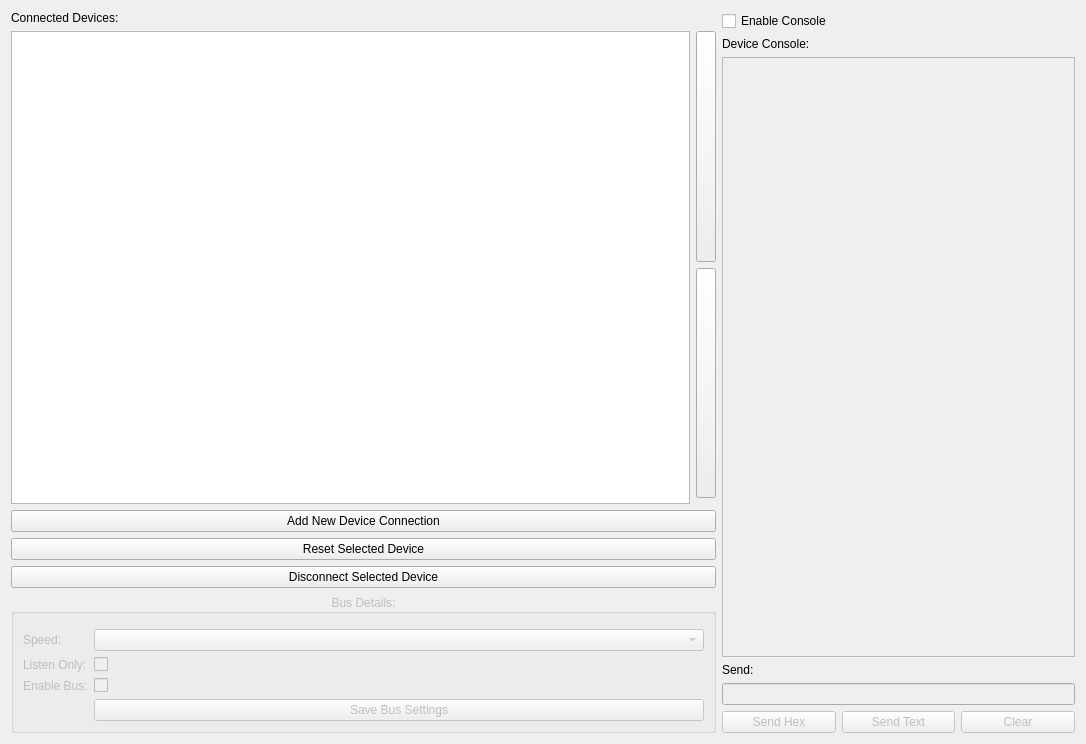
Above: ui/connectionwindow.ui from collin80/SavvyCAN before the change. Below: the same form after it.
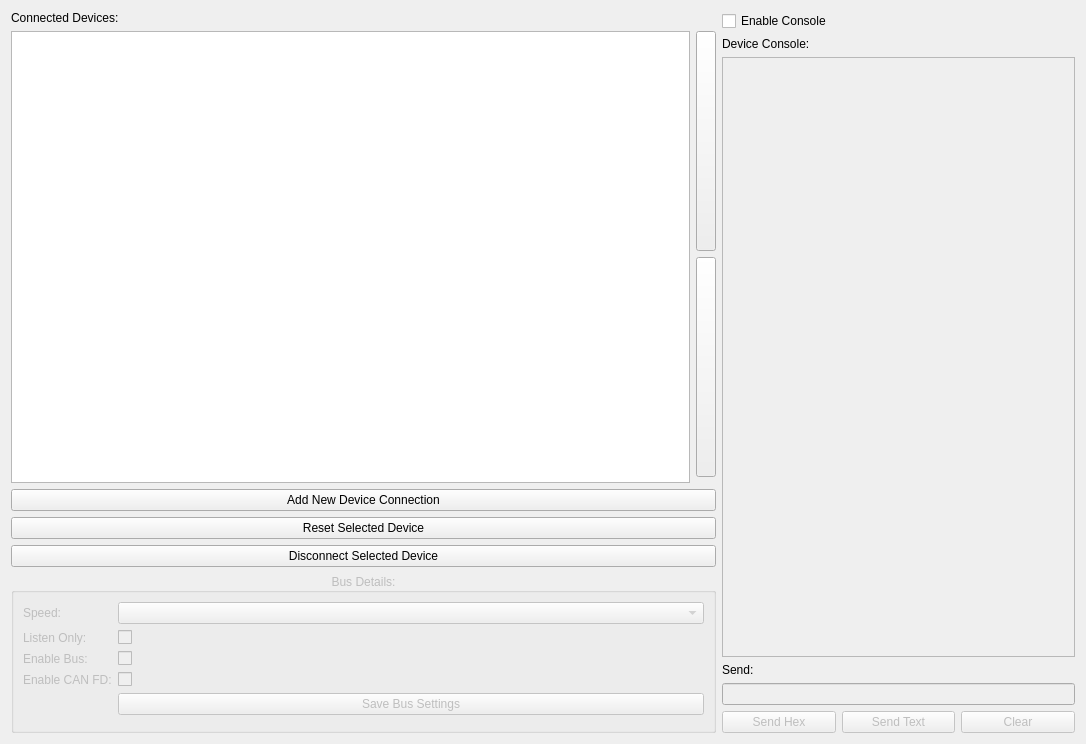
That is the form after the change. Icons and pictures are not drawn.

What changed in the file:
```diff
--- a/ui/connectionwindow.ui
+++ b/ui/connectionwindow.ui
@@ -64,9 +64,6 @@
         <set>Qt::AlignCenter</set>
        </property>
        <layout class="QVBoxLayout" name="qhBox20">
-        <item>
-         <widget class="QTabBar" name="tabBuses" native="true"/>
-        </item>
         <item>
          <layout class="QFormLayout" name="formLayout_2">
           <item row="0" column="0">
@@ -107,15 +104,28 @@
             </property>
            </widget>
           </item>
-          <item row="3" column="1">
+          <item row="4" column="1">
            <widget class="QPushButton" name="btnSaveBus">
             <property name="text">
              <string>Save Bus Settings</string>
             </property>
            </widget>
           </item>
+          <item row="3" column="1">
+           <widget class="QCheckBox" name="canFDEnable"/>
+          </item>
+          <item row="3" column="0">
+           <widget class="QLabel" name="canFDEnable_label">
+            <property name="text">
+             <string>Enable CAN FD:</string>
+            </property>
+           </widget>
+          </item>
          </layout>
         </item>
+        <item>
+         <widget class="QTabBar" name="tabBuses" native="true"/>
+        </item>
        </layout>
       </widget>
      </item>
```
